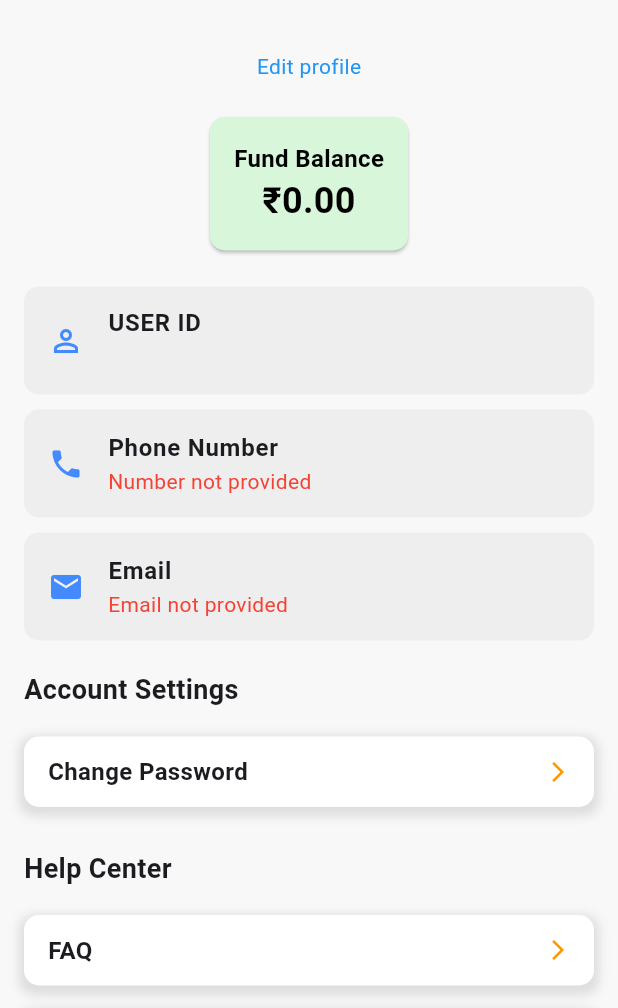
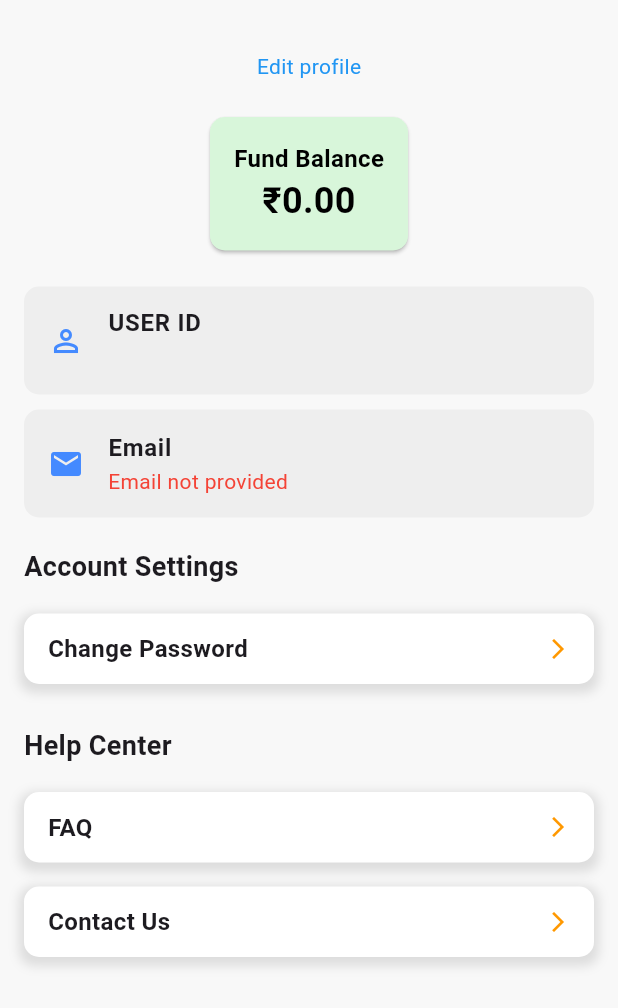
Before and after one commit to hisushanta/playgo, a Flutter app: the UserProfilePage screen opened directly, on a phone screen of 412 x 824 dp, the part 228-1236 px from its top. Run offline on Flutter 3.47's test engine with Material 3 defaults, Android fonts, the phone set to English and light mode, and no system bars; our stand-ins replace cloud_firestore, firebase_auth, firebase_core, firebase_storage, google_fonts, image_picker and 2 more; missing offline and left inert: firebase_ui_auth; accounts and stored records are empty; statements that could not run were skipped.

Commit message:
Now remove phone number for signup time

```diff
--- a/playgo/lib/pages/about_pages.dart
+++ b/playgo/lib/pages/about_pages.dart
@@ -21,7 +21,6 @@ class _UserProfilePageState extends State<UserProfilePage> {
   String? _profileImagePath;
   bool _isEditing = false;
   late TextEditingController _usernameController;
-  late TextEditingController _phoneController;
   late TextEditingController _emailController;
 
   String _fundBalance = '0'; // Fund balance variable
@@ -30,7 +29,6 @@ class _UserProfilePageState extends State<UserProfilePage> {
   void initState() {
     super.initState();
     _usernameController = TextEditingController();
-    _phoneController = TextEditingController();
     _emailController = TextEditingController();
 
     _initializeProfile();
@@ -39,7 +37,6 @@ class _UserProfilePageState extends State<UserProfilePage> {
   @override
   void dispose() {
     _usernameController.dispose();
-    _phoneController.dispose();
     _emailController.dispose();
 
     super.dispose();
@@ -54,7 +51,6 @@ class _UserProfilePageState extends State<UserProfilePage> {
           _profileImagePath = "assets/homeIcon.png";
         }
         _usernameController.text = info!.userProfile[info!.uuid]!['username'] ?? '';
-        _phoneController.text = info!.userProfile[info!.uuid]!['number'] ?? '';
         _emailController.text = info!.userProfile[info!.uuid]!['email'] ?? '';
         _fundBalance = info!.userProfile[info!.uuid]!['fund'] ?? '0';
 
@@ -69,7 +65,6 @@ class _UserProfilePageState extends State<UserProfilePage> {
               _profileImagePath = "assets/homeIcon.png";
             }
             _usernameController.text = info!.userProfile[info!.uuid]!['username'] ?? '';
-            _phoneController.text = info!.userProfile[info!.uuid]!['number'] ?? '';
             _emailController.text = info!.userProfile[info!.uuid]!['email'] ?? '';
 
             setState(() {});
@@ -95,7 +90,6 @@ class _UserProfilePageState extends State<UserProfilePage> {
               _usernameController.text,
               _profileImagePath!,
               _emailController.text,
-              _phoneController.text,
               info!.userProfile[info!.uuid]!['fund'],
             );
             imageCache.clear();
@@ -171,7 +165,6 @@ class _UserProfilePageState extends State<UserProfilePage> {
         _usernameController.text,
         _profileImagePath!,
         _emailController.text,
-        _phoneController.text,
         info!.userProfile[info!.uuid]!['fund']
       );
 
@@ -333,21 +326,6 @@ class _UserProfilePageState extends State<UserProfilePage> {
                     const SizedBox(height: 10),
                     _isEditing
                         ? TextField(
-                            controller: _phoneController,
-                            decoration: const InputDecoration(
-                              labelText: 'Phone Number',
-                            ),
-                          )
-                        : _buildCustomDisplayTile(
-                            title: 'Phone Number',
-                            content: _phoneController.text.isEmpty
-                                ? 'Number not provided'
-                                : _phoneController.text,
-                            icon: Icons.phone,
-                          ),
-                    const SizedBox(height: 10),
-                    _isEditing
-                        ? TextField(
                             controller: _emailController,
                             decoration: const InputDecoration(
                               labelText: 'Email',
--- a/playgo/lib/pages/info.dart
+++ b/playgo/lib/pages/info.dart
@@ -100,7 +100,6 @@ class ItemInfo{
           'username': userProfileData['username'],
           'profileImage': userProfileData['profileImage'],
           'email': userProfileData['email'],
-          'number': userProfileData['number'],
           'fund': userProfileData['fund'],
           'deposit': userProfileData['deposit'],
           'winning': userProfileData['winning'],
@@ -143,8 +142,6 @@ class ItemInfo{
   String getDetails(String checkToGet){
     if (checkToGet == 'username'){
       return userProfile[uuid]!['username'];
-    } else if( checkToGet == 'number'){
-      return userProfile[uuid]!['number'];
     }
     else {
       return userProfile[uuid]!['email'];
@@ -192,7 +189,6 @@ class ItemInfo{
               'username': snapshot['username'],
               'profileImage': snapshot['profileImage'],
               'email': snapshot['email'],
-              'number': snapshot['number'],
               'fund': snapshot['fund'],
               'deposit': snapshot['deposit'],
               'winning': snapshot['winning'],
@@ -247,14 +243,13 @@ class ItemInfo{
         return false;
       }
   }
-  Future<void> updateUserProfile(String username, String profileImage,String email, String number,String fund,[String deposit = '0.0',String winning = '0.0',String gameStatus = "DeActive",String currentEntryPrice="0.0"]) async {
+  Future<void> updateUserProfile(String username, String profileImage,String email,String fund,[String deposit = '0.0',String winning = '0.0',String gameStatus = "DeActive",String currentEntryPrice="0.0"]) async {
     if (uuid != null) {
       var userRef = _firestore.collection('users').doc(uuid);
       await userRef.set({
         'username': username,
         'profileImage': profileImage,
         'email': email,
-        'number': number,
         'fund':fund,
         'deposit':deposit,
         'winning':winning,
@@ -266,7 +261,6 @@ class ItemInfo{
         'username': username,
         'profileImage': profileImage,
         'email': email,
-        'number':number,
         'fund': fund,
         'deposit': deposit,
         'winning':winning,
--- a/playgo/lib/pages/signup_screen.dart
+++ b/playgo/lib/pages/signup_screen.dart
@@ -19,7 +19,6 @@ class _SignUpScreenState extends State<SignUpScreen> {
   final TextEditingController usernameController = TextEditingController();
   final TextEditingController emailController = TextEditingController();
   final TextEditingController passwordController = TextEditingController();
-  final TextEditingController phoneController = TextEditingController();
 
   bool isAgreed = false;
   bool checkWhat = false;
@@ -87,8 +86,6 @@ class _SignUpScreenState extends State<SignUpScreen> {
 
                     // Input Fields
                     _buildTextField("Username", usernameController),
-                    const SizedBox(height: 20),
-                    _buildTextField("Phone Number", phoneController, keyboardType: TextInputType.phone),
                     const SizedBox(height: 20),
                     _buildTextField("Email", emailController),
                     const SizedBox(height: 20),
@@ -167,7 +164,7 @@ class _SignUpScreenState extends State<SignUpScreen> {
         }
         if (checkWhat) {
           info = ItemInfo(snapshot.data!.uid);
-          info!.updateUserProfile(usernameController.text, 'assets/mainIcon.png', emailController.text, phoneController.text, "0");
+          info!.updateUserProfile(usernameController.text, 'assets/mainIcon.png', emailController.text, "0");
           return Home();
         } else {
           return SignUpScreen();
```
